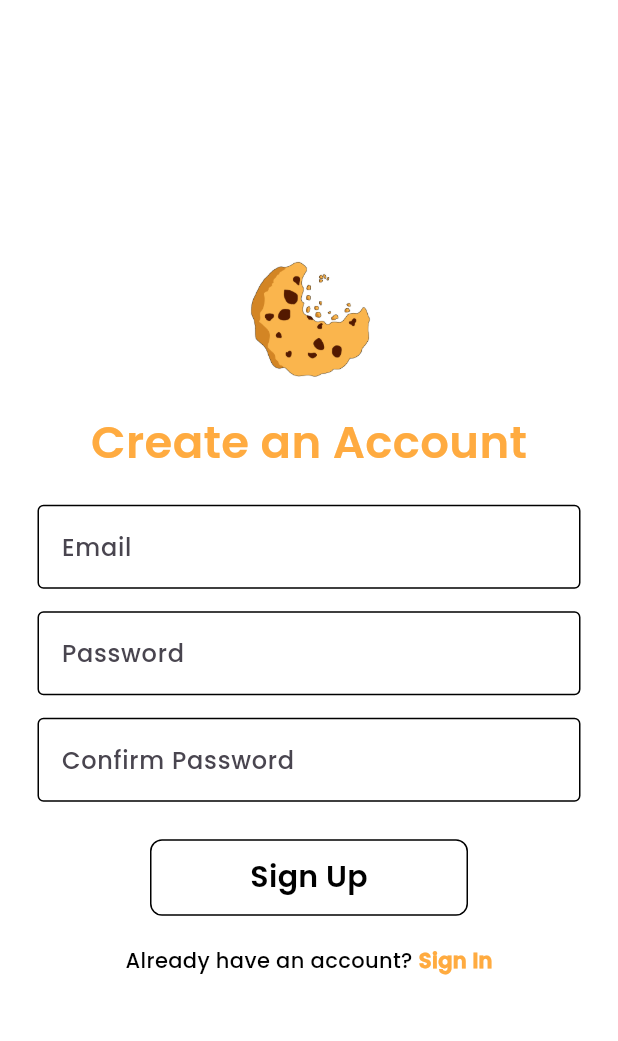
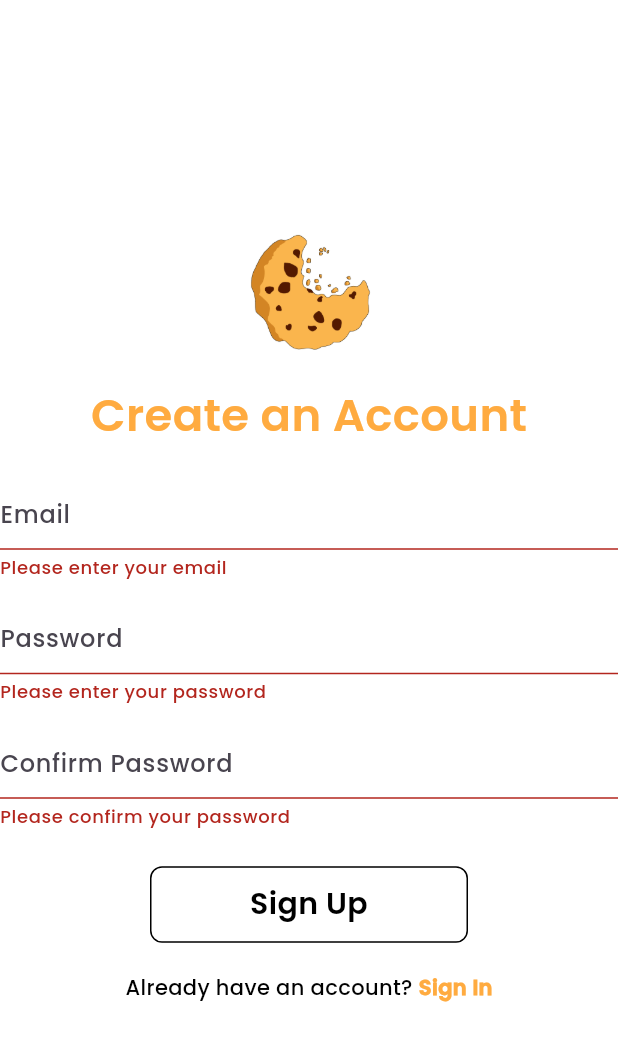
Before and after one commit to LeeRovicFestijo/FinalProject_MobileApp, a Flutter app: the screen it shows after launch, after a tap on "Register now", after a tap on "Sign Up", on a phone screen of 412 x 824 dp. Shown: the top 1041 px of the screen. Run offline on Flutter 3.47's test engine with Material 3 defaults, Android fonts, the phone set to English and light mode, and no system bars; our stand-ins replace animated_splash_screen, flutter_credit_card, font_awesome_flutter, page_transition.

Commit message:
Updated files

```diff
--- a/lib/components/button.dart
+++ b/lib/components/button.dart
@@ -25,6 +25,7 @@ class MyButton extends StatelessWidget {
         child: Center(
           child: Text(
             text,
+            textAlign: TextAlign.center,
             style: TextStyle(
               fontWeight: FontWeight.bold,
               color: Colors.black,
--- a/lib/components/text_field.dart
+++ b/lib/components/text_field.dart
@@ -1,25 +1,25 @@
 import 'package:flutter/material.dart';
 
 class MyTextField extends StatelessWidget {
-
   final TextEditingController controller;
   final String hintText;
   final bool obsecureText;
+  final String? Function(String?)? validator;
 
   const MyTextField({
     super.key,
     required this.controller,
     required this.obsecureText,
     required this.hintText,
+    this.validator,
   });
 
   @override
   Widget build(BuildContext context) {
-    return Padding(
-      padding: const EdgeInsets.symmetric(horizontal: 25.0),
-      child: TextField(
+    return TextFormField(
       controller: controller,
       obscureText: obsecureText,
+      validator: validator,
       decoration: InputDecoration(
         enabledBorder: const OutlineInputBorder(
           borderSide: BorderSide(color: Colors.black),
@@ -29,7 +29,6 @@ class MyTextField extends StatelessWidget {
         ),
         hintText: hintText,
       ),
-      ),
     );
   }
 }
--- a/lib/pages/login_page.dart
+++ b/lib/pages/login_page.dart
@@ -2,6 +2,7 @@ import 'package:flutter/material.dart';
 import 'package:flutter_application_1/components/bottom_navigation.dart';
 import 'package:flutter_application_1/components/button.dart';
 import 'package:flutter_application_1/components/text_field.dart';
+import 'package:flutter_application_1/pages/forgot_password_page.dart';
 
 class LoginPage extends StatefulWidget {
   final void Function()? onTap;
@@ -44,45 +45,75 @@ class _LoginPageState extends State<LoginPage> {
     }
   }
 
+  void navigateToForgotPassword() {
+    Navigator.push(
+      context,
+      MaterialPageRoute(
+        builder: (context) => ForgotPasswordPage(),
+      ),
+    );
+  }
+
   @override
   Widget build(BuildContext context) {
-    // var widget;
     return Scaffold(
       backgroundColor: Colors.white,
-      body: Center(
+      body: Padding(
+        padding: EdgeInsets.all(25),
+        child: Center(
           child: Column(
             mainAxisAlignment: MainAxisAlignment.center,
             children: [
-
               Image.asset('asset/logo.png', height: 100, width: 100,), // placeholder for icon
-
               const SizedBox(height: 20),
-
               // email
               MyTextField(
                 controller: emailController,
                 hintText: 'Email',
-              obsecureText: false
+                obsecureText: false,
               ),
-
               const SizedBox(height: 15),
-
-            // // password
+              // password
               MyTextField(
                 controller: passwordController,
                 hintText: 'Password',
                 obsecureText: true,
               ),
-
+              const SizedBox(height: 10,),
+              Row(
+                children: [
+                  Spacer(),
+                  GestureDetector(
+                    onTap: navigateToForgotPassword,
+                    child: const Text(
+                      'Forgot Password?',
+                      style: TextStyle(
+                        color: Colors.orangeAccent,
+                        fontWeight: FontWeight.bold,
+                      ),
+                    ),
+                  ),
+                ],
+              ),
               const SizedBox(height: 25),
-            // sigin button
+              // sign-in button
               MyButton(
                 text: 'Sign In',
                 onTap: login,
               ),
-
               const SizedBox(height: 20),
-
+              // forgot password
+              // GestureDetector(
+              //   onTap: navigateToForgotPassword,
+              //   child: const Text(
+              //     'Forgot Password?',
+              //     style: TextStyle(
+              //       color: Colors.orangeAccent,
+              //       fontWeight: FontWeight.bold,
+              //     ),
+              //   ),
+              // ),
+              const SizedBox(height: 20),
               // register
               Row(
                 mainAxisAlignment: MainAxisAlignment.center,
@@ -105,8 +136,9 @@ class _LoginPageState extends State<LoginPage> {
                     ),
                   ),
                 ],
-            )
+              ),
             ],
+          ),
         ),
       ),
     );
--- a/lib/pages/register_page.dart
+++ b/lib/pages/register_page.dart
@@ -1,4 +1,5 @@
 import 'package:flutter/material.dart';
+import 'package:flutter_application_1/auth/login_sigin.dart';
 import 'package:flutter_application_1/components/button.dart';
 import 'package:flutter_application_1/components/text_field.dart';
 
@@ -12,32 +13,63 @@ class RegisterPage extends StatefulWidget {
 }
 
 class _RegisterPageState extends State<RegisterPage> {
-
   final TextEditingController emailController = TextEditingController();
   final TextEditingController passwordController = TextEditingController();
   final TextEditingController confirmPasswordController = TextEditingController();
+  final _formKey = GlobalKey<FormState>();
+
+  String? _validateEmail(String? value) {
+    if (value == null || value.isEmpty) {
+      return 'Please enter your email';
+    }
+    // You can add more complex email validation logic here
+    return null;
+  }
+
+  String? _validatePassword(String? value) {
+    if (value == null || value.isEmpty) {
+      return 'Please enter your password';
+    }
+    if (value.length < 6) {
+      return 'Password must be at least 6 characters long';
+    }
+    return null;
+  }
+
+  String? _validateConfirmPassword(String? value) {
+    if (value == null || value.isEmpty) {
+      return 'Please confirm your password';
+    }
+    if (value != passwordController.text) {
+      return 'Passwords do not match';
+    }
+    return null;
+  }
 
   @override
   Widget build(BuildContext context) {
-    // var widget;
     return Scaffold(
       backgroundColor: Colors.white,
       body: Center(
+        child: Form(
+          key: _formKey,
           child: Column(
             mainAxisAlignment: MainAxisAlignment.center,
             children: [
+              Image.asset(
+                'asset/logo.png',
+                height: 100,
+                width: 100,
+              ), // placeholder for icon
 
-            Image.asset('asset/logo.png', height: 100, width: 100,), // placeholder for icon
-
-            // messsage
+              // message
               const Text(
                 'Create an Account',
                 style: TextStyle(
                     fontSize: 30,
                     color: Colors.orangeAccent,
                     fontFamily: 'Poppins',
-                fontWeight: FontWeight.bold
-                ),
+                    fontWeight: FontWeight.bold),
               ),
 
               const SizedBox(height: 20),
@@ -46,7 +78,8 @@ class _RegisterPageState extends State<RegisterPage> {
               MyTextField(
                 controller: emailController,
                 hintText: 'Email',
-              obsecureText: false
+                obsecureText: false,
+                validator: _validateEmail,
               ),
 
               const SizedBox(height: 15),
@@ -56,6 +89,7 @@ class _RegisterPageState extends State<RegisterPage> {
                 controller: passwordController,
                 hintText: 'Password',
                 obsecureText: true,
+                validator: _validatePassword,
               ),
 
               const SizedBox(height: 15),
@@ -65,14 +99,43 @@ class _RegisterPageState extends State<RegisterPage> {
                 controller: confirmPasswordController,
                 hintText: 'Confirm Password',
                 obsecureText: true,
+                validator: _validateConfirmPassword,
               ),
 
               const SizedBox(height: 25),
 
-            // sigin button
+              // sign-up button
               MyButton(
                 text: 'Sign Up',
-              onTap: () {},
+                onTap: () {
+                  if (_formKey.currentState?.validate() ?? false) {
+                    showDialog<void>(
+                      context: context,
+                      barrierDismissible: false, // user must tap button!
+                      builder: (BuildContext context) {
+                        return AlertDialog(
+                          title: const Text('Sign up succesfully'),
+                          content: const SingleChildScrollView(
+                            child: ListBody(
+                              children: <Widget>[
+                                Text('Please sign in with your new account'),
+                              ],
+                            ),
+                          ),
+                          actions: <Widget>[
+                            TextButton(
+                              child: const Text('Confirm'),
+                              onPressed: () {
+                                Navigator.of(context).pop();
+                                Navigator.push(context, MaterialPageRoute(builder: (context) => const LoginSigin()));
+                              },
+                            ),
+                          ],
+                        );
+                      },
+                    );
+                  }
+                },
               ),
 
               const SizedBox(height: 20),
@@ -87,7 +150,9 @@ class _RegisterPageState extends State<RegisterPage> {
                       color: Colors.black,
                     ),
                   ),
-                const SizedBox(width: 4,),
+                  const SizedBox(
+                    width: 4,
+                  ),
                   GestureDetector(
                     onTap: widget.onTap,
                     child: const Text(
@@ -103,6 +168,7 @@ class _RegisterPageState extends State<RegisterPage> {
             ],
           ),
         ),
+      ),
     );
   }
 }
```
Also changed, not shown: lib/pages/forgot_password_page.dart (added, +59 -0 lines). Lines whose indentation alone changed are shown as unchanged.
